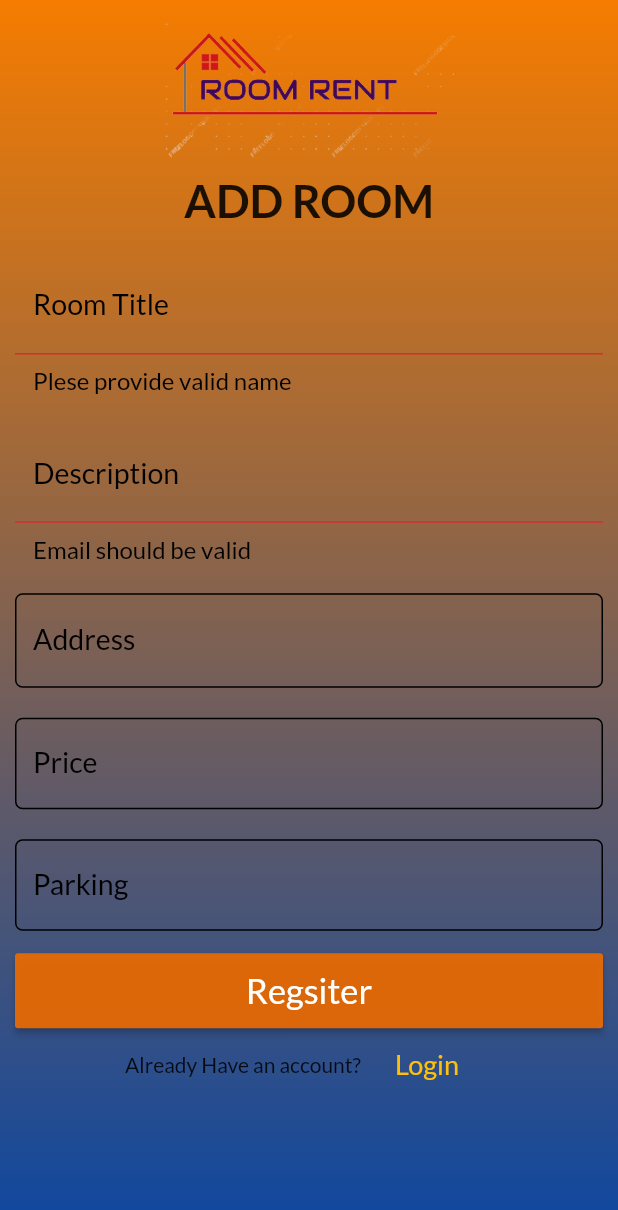
After one commit to Bibekspk/Flutter-Frontend, a Flutter app: the Roompage screen opened directly, after a tap on "Regsiter", on a phone screen of 412 x 824 dp. The commit adds this screen. Shown: the top 1210 px of the screen. Run offline on Flutter 3.47's test engine with Material 2 defaults, Android fonts, the phone set to English and light mode, and no system bars; our stand-ins replace google_fonts; missing offline and left inert: flutter_session.

Commit message:
add room page integration

```diff
--- /dev/null
+++ b/Frontend/lib/src/addRoom.dart
@@ -0,0 +1,242 @@
+import 'package:flutter/material.dart';
+import 'package:flutter_login_signup/src/loginPage.dart';
+import 'package:flutter_login_signup/src/welcomePage.dart';
+import 'package:flutter_login_signup/models/registermodel.dart';
+
+// import 'package:flutter_login_signup/src/loginPage.dart';
+// import 'package:google_fonts/google_fonts.dart';
+import 'package:http/http.dart' as http;
+import 'dart:convert';
+
+class Roompage extends StatefulWidget {
+  @override
+  _AddRoomPageState createState() => _AddRoomPageState();
+}
+
+class _AddRoomPageState extends State<Roompage> {
+  TextEditingController nameController = TextEditingController();
+  TextEditingController passwordController = TextEditingController();
+  TextEditingController confirmpasswordController = TextEditingController();
+  TextEditingController contactController = TextEditingController();
+  TextEditingController emailController = TextEditingController();
+
+  RegisterModel regmodel = RegisterModel();
+
+  GlobalKey<FormState> globalFormKey = new GlobalKey<FormState>();
+
+  @override
+  Widget build(BuildContext context) {
+    return Scaffold(
+      body: Form(
+          key: globalFormKey,
+          child: Container(
+              decoration: BoxDecoration(
+                  gradient: LinearGradient(
+                      begin: Alignment.topCenter,
+                      end: Alignment.bottomCenter,
+                      colors: [
+                    Color.fromRGBO(245, 124, 0, 1),
+                    Color.fromRGBO(13, 71, 161, 1)
+                  ])),
+              child: ListView(
+                children: <Widget>[
+                  Image.asset(
+                    'assets/logo.PNG',
+                    height: 105,
+                  ),
+                  Container(
+                      alignment: Alignment.center,
+                      padding: EdgeInsets.all(10),
+                      child: Text(
+                        'ADD ROOM',
+                        style: TextStyle(
+                            fontWeight: FontWeight.bold, fontSize: 30),
+                      )),
+                  Container(
+                    padding: EdgeInsets.all(10),
+                    child: TextFormField(
+                      style: TextStyle(fontSize: 19),
+                      controller: nameController,
+                      keyboardType: TextInputType.text,
+                      validator: (input) => !(input.length > 3)
+                          ? "Plese provide valid name"
+                          : null,
+                      decoration: InputDecoration(
+                          labelText: 'Room Title',
+                          labelStyle:
+                              TextStyle(fontSize: 19.0, color: Colors.black),
+                          fillColor: Color(0x00000000),
+                          filled: true,
+                          errorStyle:
+                              TextStyle(fontSize: 16.0, color: Colors.black),
+                          enabledBorder: OutlineInputBorder(
+                              borderRadius:
+                                  BorderRadius.all(Radius.circular(5))),
+                          focusedBorder: OutlineInputBorder(
+                              borderRadius:
+                                  BorderRadius.all(Radius.circular(5)),
+                              borderSide: BorderSide(color: Colors.white))),
+                    ),
+                  ),
+                  Container(
+                    padding: EdgeInsets.all(10),
+                    child: TextFormField(
+                      style: TextStyle(fontSize: 19),
+                      controller: emailController,
+                      keyboardType: TextInputType.emailAddress,
+                      validator: (input) =>
+                          !input.contains("@") ? "Email should be valid" : null,
+                      decoration: InputDecoration(
+                          errorStyle:
+                              TextStyle(fontSize: 16.0, color: Colors.black),
+                          enabledBorder: OutlineInputBorder(
+                            borderRadius: BorderRadius.all(Radius.circular(5)),
+                          ),
+                          focusedBorder: OutlineInputBorder(
+                              borderRadius:
+                                  BorderRadius.all(Radius.circular(5)),
+                              borderSide: BorderSide(color: Colors.white)),
+                          labelText: 'Description',
+                          labelStyle:
+                              TextStyle(fontSize: 19.0, color: Colors.black),
+                          fillColor: Color(0x00000000),
+                          filled: true),
+                    ),
+                  ),
+                  Container(
+                    padding: EdgeInsets.all(10),
+                    child: TextField(
+                      style: TextStyle(fontSize: 19),
+                      controller: contactController,
+                      decoration: InputDecoration(
+                          enabledBorder: OutlineInputBorder(
+                              borderRadius:
+                                  BorderRadius.all(Radius.circular(5))),
+                          focusedBorder: OutlineInputBorder(
+                              borderRadius:
+                                  BorderRadius.all(Radius.circular(5)),
+                              borderSide: BorderSide(color: Colors.white)),
+                          labelText: 'Address',
+                          labelStyle:
+                              TextStyle(fontSize: 19.0, color: Colors.black),
+                          fillColor: Color(0x00000000),
+                          filled: true),
+                    ),
+                  ),
+                  Container(
+                    padding: EdgeInsets.all(10),
+                    child: TextField(
+                      // obscureText: true,
+                      style: TextStyle(fontSize: 17.5),
+                      controller: passwordController,
+                      decoration: InputDecoration(
+                          enabledBorder: OutlineInputBorder(
+                              borderRadius:
+                                  BorderRadius.all(Radius.circular(5))),
+                          focusedBorder: OutlineInputBorder(
+                              borderRadius:
+                                  BorderRadius.all(Radius.circular(5)),
+                              borderSide: BorderSide(color: Colors.white)),
+                          labelText: 'Price',
+                          labelStyle:
+                              TextStyle(fontSize: 19.0, color: Colors.black),
+                          fillColor: Color(0x00000000),
+                          filled: true),
+                    ),
+                  ),
+                  Container(
+                    padding: EdgeInsets.fromLTRB(10, 10, 10, 0),
+                    child: TextFormField(
+                      obscureText: true,
+                      style: TextStyle(fontSize: 17.5),
+                      controller: confirmpasswordController,
+                      validator: (input) =>
+                          !(input == (passwordController.text))
+                              ? "Passwords donot match"
+                              : null,
+                      decoration: InputDecoration(
+                          errorStyle:
+                              TextStyle(fontSize: 16.0, color: Colors.black),
+                          enabledBorder: OutlineInputBorder(
+                              borderRadius:
+                                  BorderRadius.all(Radius.circular(5))),
+                          focusedBorder: OutlineInputBorder(
+                              borderRadius:
+                                  BorderRadius.all(Radius.circular(5)),
+                              borderSide: BorderSide(color: Colors.white)),
+                          labelText: 'Parking',
+                          labelStyle:
+                              TextStyle(fontSize: 19.0, color: Colors.black),
+                          fillColor: Colors.transparent,
+                          filled: true),
+                    ),
+                  ),
+                  Container(
+                      height: 50,
+                      padding: EdgeInsets.fromLTRB(0, 0, 0, 0),
+                      margin: EdgeInsets.fromLTRB(10, 15, 10, 0),
+                      child: RaisedButton(
+                          textColor: Colors.white,
+                          color: Color.fromRGBO(239, 108, 0, 0.9),
+                          child: Text(
+                            'Regsiter',
+                            style: TextStyle(fontSize: 23),
+                          ),
+                          onPressed: () {
+                            validate();
+                            print(emailController.text);
+                          })),
+                  Container(
+                      child: Row(
+                    children: <Widget>[
+                      Text('Already Have an account?'),
+                      FlatButton(
+                        textColor: Colors.amber,
+                        child: Text(
+                          'Login',
+                          style: TextStyle(fontSize: 18),
+                        ),
+                        onPressed: () {
+                          Navigator.push(
+                              context,
+                              MaterialPageRoute(
+                                  builder: (context) => LoginPage()));
+                        },
+                      )
+                    ],
+                    mainAxisAlignment: MainAxisAlignment.center,
+                  ))
+                ],
+              ))),
+    );
+  }
+
+  void sendregdata() async {
+    regmodel = RegisterModel(
+        email: emailController.text,
+        name: nameController.text,
+        password: passwordController.text,
+        passwordconfirm: confirmpasswordController.text,
+        phone: contactController.text);
+    var response = await http.post("http://10.0.2.2:5000/api/register",
+        headers: {"Content-type": "application/json"},
+        body: json.encode(regmodel.toJson()));
+    print(response.body);
+    if (response.statusCode == 200) {
+      Navigator.push(
+          context, MaterialPageRoute(builder: (context) => WelcomePage()));
+    } else {
+      print(response);
+    }
+  }
+
+  bool validate() {
+    final form = globalFormKey.currentState;
+    //If form is valid then it returns true
+    if (form.validate()) {
+      sendregdata();
+      return true;
+    }
+    return false;
+  }
+}
--- a/Frontend/lib/src/components/body.dart
+++ b/Frontend/lib/src/components/body.dart
@@ -1,4 +1,5 @@
 import 'package:flutter/material.dart';
+import 'package:flutter_login_signup/src/addRoom.dart';
 import 'package:flutter_session/flutter_session.dart';
 
 class Body extends StatefulWidget {
@@ -84,7 +85,17 @@ class _State extends State<Body> {
               ),
             ],
           ),
-        )
+        ),
+        IconButton(
+          // focusColor: Colors.blue,
+          iconSize: 50,
+          // splashColor: Colors.white,
+          icon: Icon(Icons.add_circle, color: Colors.blue, size: 50),
+          onPressed: () {
+            Navigator.push(
+                context, MaterialPageRoute(builder: (context) => Roompage()));
+          },
+        ),
       ],
     );
   }
--- a/Frontend/lib/src/loginPage.dart
+++ b/Frontend/lib/src/loginPage.dart
@@ -118,11 +118,11 @@ class _State extends State<LoginPage> {
                                   });
 
                                   if (value.token.isNotEmpty) {
-                                    FlutterSession().set("name", value.name);
                                     final snackBar = SnackBar(
                                         content: Text("Login Successful"));
                                     scaffoldKey.currentState
                                         .showSnackBar(snackBar);
+                                    FlutterSession().set("name", value.name);
                                     Navigator.push(
                                         context,
                                         MaterialPageRoute(
```
